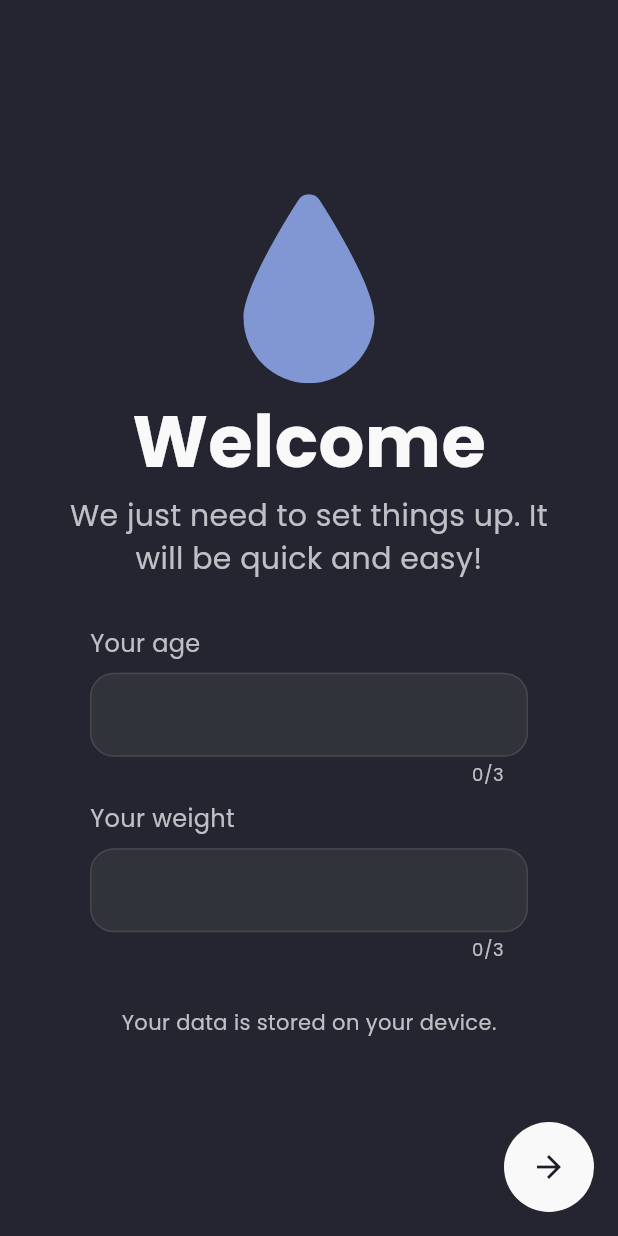
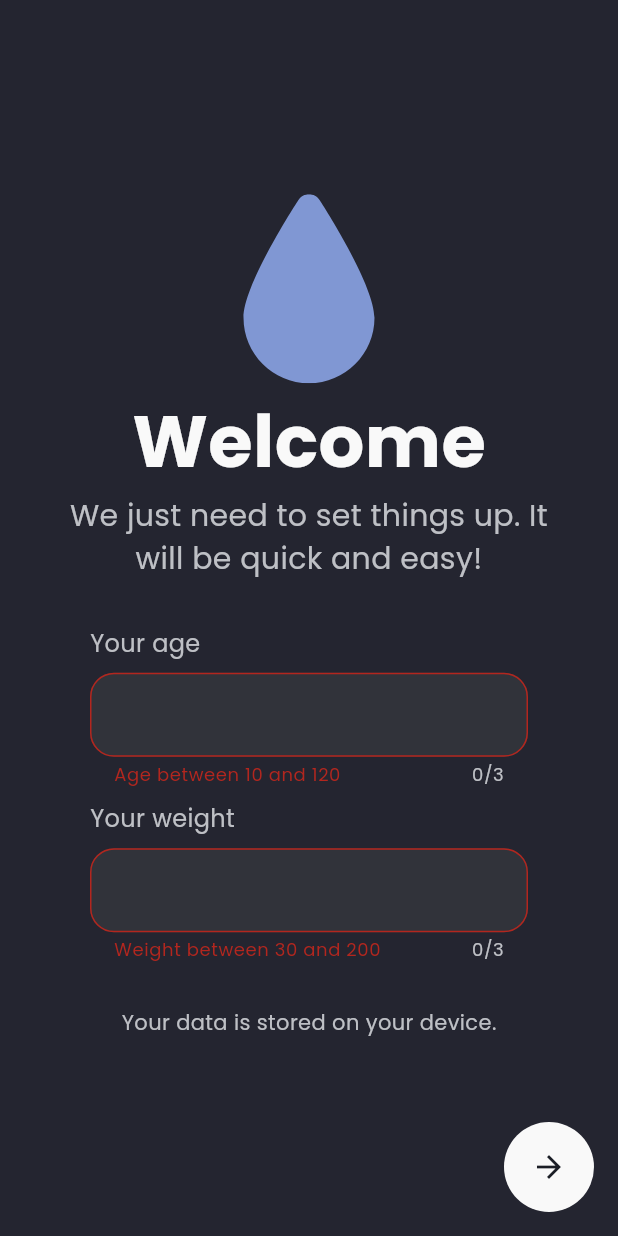
Before and after one commit to om1cael/Hidroly, a Flutter app: the screen it shows after launch, after a tap on the "arrow forward" icon, on a phone screen of 412 x 824 dp. Run offline on Flutter 3.47's test engine with Material 3 defaults, Android fonts, the phone set to English and light mode, and no system bars; our stand-ins replace flutter_svg.

Commit message:
feat(setup_page): implement form validation for age and weight inputs

```diff
--- a/lib/controller/setup_controller.dart
+++ b/lib/controller/setup_controller.dart
@@ -3,13 +3,13 @@ import 'package:flutter/widgets.dart';
 class SetupController {
   final TextEditingController ageController = TextEditingController();
   final TextEditingController weightController = TextEditingController();
+  final GlobalKey<FormState> formKey = GlobalKey<FormState>();
 
-  bool validate() {
-    int ageValue = int.parse(ageController.text);
-    int weightValue = int.parse(weightController.text);
-
-    if(ageValue < 10 || weightValue > 200) return false;
-    return true;
+  void onSubmit() {
+    if(formKey.currentState!.validate()) {
+      // save things
+      print('Age: ${ageController.text}, Weight: ${weightController.text}');
+    }
   }
 
   void dispose() {
--- a/lib/pages/setup_page.dart
+++ b/lib/pages/setup_page.dart
@@ -11,6 +11,8 @@ class SetupPage extends StatefulWidget {
 }
 
 class _SetupPageState extends State<SetupPage> {
+  SetupController setupController = SetupController();
+
   @override
   Widget build(BuildContext context) {
     return Scaffold(
@@ -23,10 +25,12 @@ class _SetupPageState extends State<SetupPage> {
         child: SingleChildScrollView(
           child: Padding(
             padding: const EdgeInsets.only(left: 30.0, right: 30.0, bottom: 64),
+            child: Form(
+              key: setupController.formKey,
               child: Column(
                 children: [
                   SetupHeader(),
-                SetupInteractable(),
+                  SetupInteractable(setupController: setupController ,),
                   Text(
                     'Your data is stored on your device.',
                     style: TextStyle(
@@ -39,8 +43,9 @@ class _SetupPageState extends State<SetupPage> {
             ),
           ),
         ),
+      ),
       floatingActionButton: IconButton.filled(
-        onPressed: () {},
+        onPressed: setupController.onSubmit,
         icon: Icon(
           Icons.arrow_forward,
           color: Color(0xff1B1E26),
--- a/lib/widgets/input/number_input_field.dart
+++ b/lib/widgets/input/number_input_field.dart
@@ -4,11 +4,13 @@ import 'package:flutter/services.dart';
 class NumberInputField extends StatelessWidget {
   final String label;
   final TextEditingController controller;
+  String? Function(String?)? validator;
 
-  const NumberInputField({
+  NumberInputField({
     super.key,
     required this.label,
     required this.controller,
+    required this.validator,
   });
 
   @override
@@ -43,6 +45,7 @@ class NumberInputField extends StatelessWidget {
           style: TextStyle(
             color: Color(0xffF9F9F9),
           ),
+          validator: validator,
         ),
       ],
     );
--- a/lib/widgets/setup/setup_interactable.dart
+++ b/lib/widgets/setup/setup_interactable.dart
@@ -3,10 +3,11 @@ import 'package:hidroly/controller/setup_controller.dart';
 import 'package:hidroly/widgets/input/number_input_field.dart';
 
 class SetupInteractable extends StatelessWidget {
-  final SetupController setupController = SetupController();
+  final SetupController setupController;
 
   SetupInteractable({
     super.key,
+    required this.setupController,
   });
 
   @override
@@ -16,8 +17,22 @@ class SetupInteractable extends StatelessWidget {
       child: Column(
         spacing: 10,
         children: [
-          NumberInputField(controller: setupController.ageController, label: 'Your age'),
-          NumberInputField(controller: setupController.weightController, label: 'Your weight'),
+          NumberInputField(
+            controller: setupController.ageController,
+            label: 'Your age',
+            validator: (value) {
+              final age = int.tryParse(value ?? '');
+              if(age == null || age < 10 || age > 120) return 'Age between 10 and 120';
+            },
+          ),
+          NumberInputField(
+            controller: setupController.weightController,
+            label: 'Your weight',
+            validator: (value) {
+              final weight = int.tryParse(value ?? '');
+              if(weight == null || weight < 30 || weight > 200) return 'Weight between 30 and 200';
+            },
+          ),
         ],
       ),
     );
```
Lines whose indentation alone changed are shown as unchanged.
